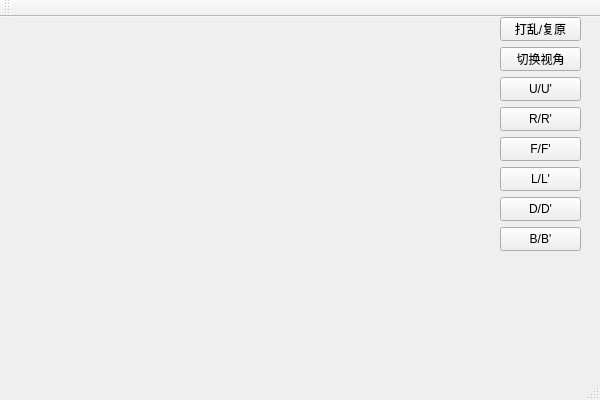
gaobaige63-bot/QtWidgetsApplication1, file QtWidgetsApplication1/QtWidgetsApplication1.ui: the form before one commit.
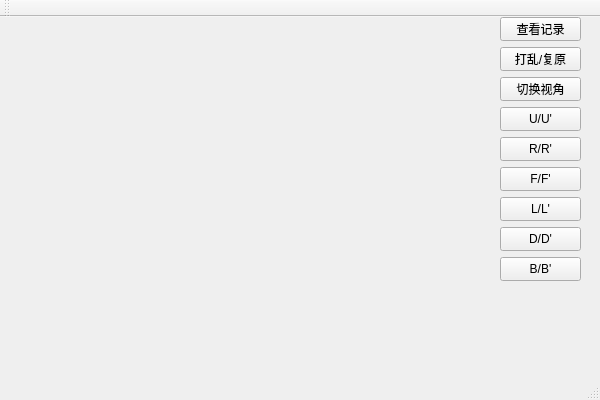
The form after the commit.

Diff of the .ui file:
```diff
--- a/QtWidgetsApplication1/QtWidgetsApplication1.ui
+++ b/QtWidgetsApplication1/QtWidgetsApplication1.ui
@@ -21,7 +21,7 @@
     <property name="geometry">
      <rect>
       <x>500</x>
-      <y>60</y>
+      <y>90</y>
       <width>81</width>
       <height>24</height>
      </rect>
@@ -34,7 +34,7 @@
     <property name="geometry">
      <rect>
       <x>500</x>
-      <y>90</y>
+      <y>120</y>
       <width>81</width>
       <height>24</height>
      </rect>
@@ -47,7 +47,7 @@
     <property name="geometry">
      <rect>
       <x>500</x>
-      <y>120</y>
+      <y>150</y>
       <width>81</width>
       <height>24</height>
      </rect>
@@ -60,7 +60,7 @@
     <property name="geometry">
      <rect>
       <x>500</x>
-      <y>150</y>
+      <y>180</y>
       <width>81</width>
       <height>24</height>
      </rect>
@@ -73,7 +73,7 @@
     <property name="geometry">
      <rect>
       <x>500</x>
-      <y>180</y>
+      <y>210</y>
       <width>81</width>
       <height>24</height>
      </rect>
@@ -86,7 +86,7 @@
     <property name="geometry">
      <rect>
       <x>500</x>
-      <y>210</y>
+      <y>240</y>
       <width>81</width>
       <height>24</height>
      </rect>
@@ -99,7 +99,7 @@
     <property name="geometry">
      <rect>
       <x>500</x>
-      <y>0</y>
+      <y>30</y>
       <width>81</width>
       <height>24</height>
      </rect>
@@ -112,7 +112,7 @@
     <property name="geometry">
      <rect>
       <x>500</x>
-      <y>30</y>
+      <y>60</y>
       <width>81</width>
       <height>24</height>
      </rect>
@@ -121,6 +121,19 @@
      <string>切换视角</string>
     </property>
    </widget>
+   <widget class="QPushButton" name="btnRecord">
+    <property name="geometry">
+     <rect>
+      <x>500</x>
+      <y>0</y>
+      <width>81</width>
+      <height>24</height>
+     </rect>
+    </property>
+    <property name="text">
+     <string>查看记录</string>
+    </property>
+   </widget>
   </widget>
   <widget class="QMenuBar" name="menuBar">
    <property name="geometry">
```
